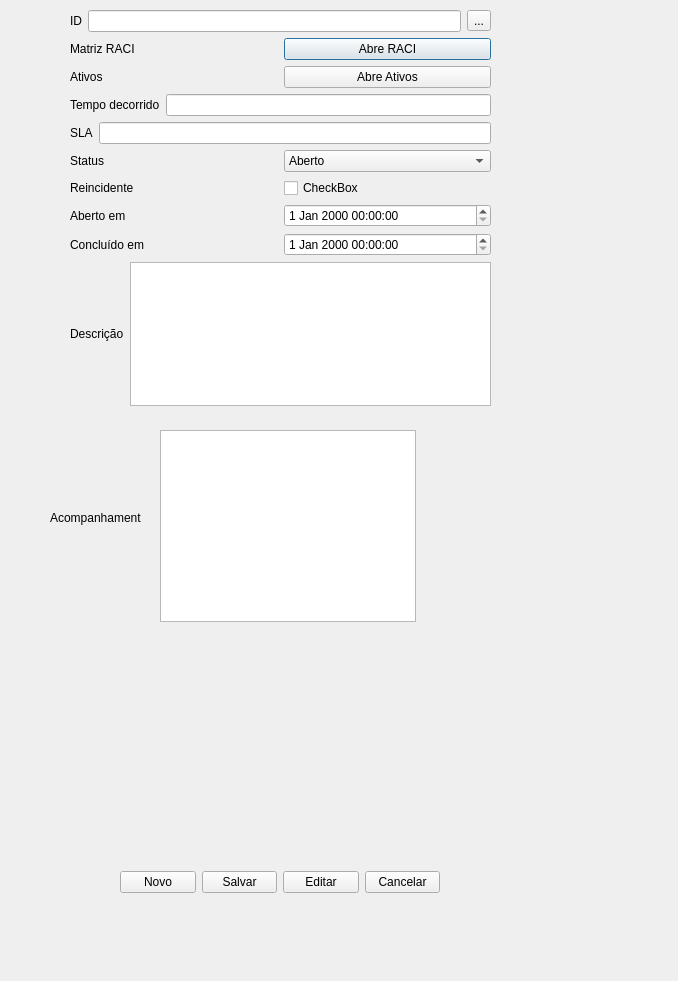
The window that gerenciachamados.ui (brunosr1985/TCC_NayBru) describes before a commit, drawn with Qt 5.
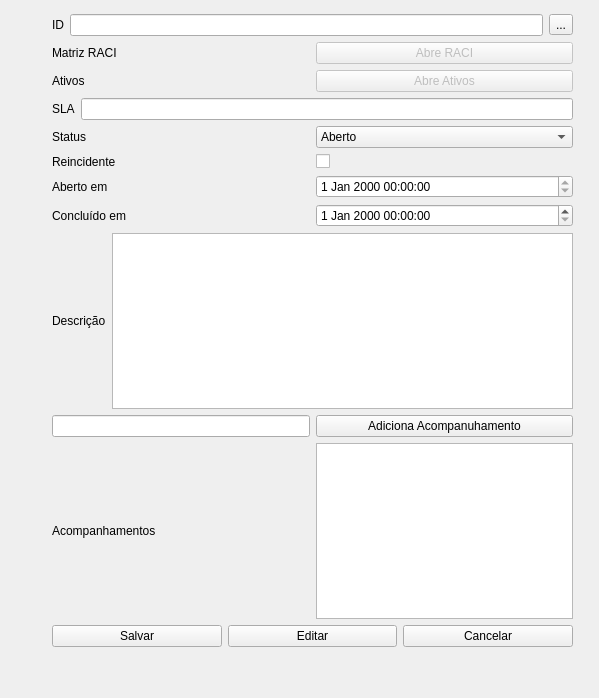
The same window after the commit.

The edit to the form file:
```diff
--- a/gerenciachamados.ui
+++ b/gerenciachamados.ui
@@ -6,24 +6,30 @@
    <rect>
     <x>0</x>
     <y>0</y>
-    <width>678</width>
-    <height>981</height>
+    <width>599</width>
+    <height>698</height>
    </rect>
   </property>
+  <property name="minimumSize">
+   <size>
+    <width>599</width>
+    <height>698</height>
+   </size>
+  </property>
   <property name="windowTitle">
    <string>Kaizen Birth Edition</string>
   </property>
-  <widget class="QWidget" name="layoutWidget">
+  <widget class="QWidget" name="">
    <property name="geometry">
     <rect>
-     <x>70</x>
-     <y>10</y>
-     <width>421</width>
-     <height>396</height>
+     <x>52</x>
+     <y>14</y>
+     <width>521</width>
+     <height>633</height>
     </rect>
    </property>
-   <layout class="QVBoxLayout" name="verticalLayout">
-    <item>
+   <layout class="QGridLayout" name="gridLayout">
+    <item row="0" column="0" colspan="2">
      <layout class="QHBoxLayout" name="horizontalLayout_2">
       <item>
        <widget class="QLabel" name="label">
@@ -44,7 +50,7 @@
       </item>
      </layout>
     </item>
-    <item>
+    <item row="1" column="0" colspan="2">
      <layout class="QHBoxLayout" name="horizontalLayout_3">
       <item>
        <widget class="QLabel" name="label_2">
@@ -55,6 +61,9 @@
       </item>
       <item>
        <widget class="QPushButton" name="abreRACI">
+        <property name="enabled">
+         <bool>false</bool>
+        </property>
         <property name="text">
          <string>Abre RACI</string>
         </property>
@@ -62,39 +71,7 @@
       </item>
      </layout>
     </item>
-    <item>
-     <layout class="QHBoxLayout" name="horizontalLayout_12">
-      <item>
-       <widget class="QLabel" name="label_10">
-        <property name="text">
-         <string>Ativos</string>
-        </property>
-       </widget>
-      </item>
-      <item>
-       <widget class="QPushButton" name="abreDisp">
-        <property name="text">
-         <string>Abre Ativos</string>
-        </property>
-       </widget>
-      </item>
-     </layout>
-    </item>
-    <item>
-     <layout class="QHBoxLayout" name="horizontalLayout_4">
-      <item>
-       <widget class="QLabel" name="label_3">
-        <property name="text">
-         <string>Tempo decorrido</string>
-        </property>
-       </widget>
-      </item>
-      <item>
-       <widget class="QLineEdit" name="lineEdit_2"/>
-      </item>
-     </layout>
-    </item>
-    <item>
+    <item row="3" column="0" colspan="2">
      <layout class="QHBoxLayout" name="horizontalLayout_5">
       <item>
        <widget class="QLabel" name="label_4">
@@ -104,11 +81,15 @@
        </widget>
       </item>
       <item>
-       <widget class="QLineEdit" name="lineEdit_3"/>
+       <widget class="QLineEdit" name="lineSLA">
+        <property name="readOnly">
+         <bool>true</bool>
+        </property>
+       </widget>
       </item>
      </layout>
     </item>
-    <item>
+    <item row="4" column="0" colspan="2">
      <layout class="QHBoxLayout" name="horizontalLayout_6">
       <item>
        <widget class="QLabel" name="label_5">
@@ -143,7 +124,7 @@
       </item>
      </layout>
     </item>
-    <item>
+    <item row="5" column="0" colspan="2">
      <layout class="QHBoxLayout" name="horizontalLayout_7">
       <item>
        <widget class="QLabel" name="label_6">
@@ -155,13 +136,13 @@
       <item>
        <widget class="QCheckBox" name="checkBox">
         <property name="text">
-         <string>CheckBox</string>
+         <string/>
         </property>
        </widget>
       </item>
      </layout>
     </item>
-    <item>
+    <item row="6" column="0" colspan="2">
      <layout class="QHBoxLayout" name="horizontalLayout_8">
       <item>
        <widget class="QLabel" name="label_7">
@@ -171,11 +152,36 @@
        </widget>
       </item>
       <item>
-       <widget class="QDateTimeEdit" name="dateTimeEdit"/>
+       <widget class="QDateTimeEdit" name="timeAberto">
+        <property name="readOnly">
+         <bool>true</bool>
+        </property>
+       </widget>
       </item>
      </layout>
     </item>
-    <item>
+    <item row="2" column="0" colspan="2">
+     <layout class="QHBoxLayout" name="horizontalLayout_12">
+      <item>
+       <widget class="QLabel" name="label_10">
+        <property name="text">
+         <string>Ativos</string>
+        </property>
+       </widget>
+      </item>
+      <item>
+       <widget class="QPushButton" name="abreDisp">
+        <property name="enabled">
+         <bool>false</bool>
+        </property>
+        <property name="text">
+         <string>Abre Ativos</string>
+        </property>
+       </widget>
+      </item>
+     </layout>
+    </item>
+    <item row="7" column="0" colspan="2">
      <layout class="QHBoxLayout" name="horizontalLayout_9">
       <item>
        <widget class="QLabel" name="label_8">
@@ -189,7 +195,21 @@
       </item>
      </layout>
     </item>
-    <item>
+    <item row="10" column="0">
+     <widget class="QLabel" name="label_11">
+      <property name="text">
+       <string>Acompanhamentos</string>
+      </property>
+     </widget>
+    </item>
+    <item row="9" column="1">
+     <widget class="QPushButton" name="adicionaAcompanhamento">
+      <property name="text">
+       <string>Adiciona Acompanuhamento</string>
+      </property>
+     </widget>
+    </item>
+    <item row="8" column="0" colspan="2">
      <layout class="QHBoxLayout" name="horizontalLayout_10">
       <item>
        <widget class="QLabel" name="label_9">
@@ -199,75 +219,54 @@
        </widget>
       </item>
       <item>
-       <widget class="QPlainTextEdit" name="plainTextEdit"/>
+       <widget class="QPlainTextEdit" name="textDescricao">
+        <property name="readOnly">
+         <bool>true</bool>
+        </property>
+       </widget>
       </item>
      </layout>
     </item>
-   </layout>
-  </widget>
-  <widget class="QWidget" name="layoutWidget_2">
-   <property name="geometry">
-    <rect>
-     <x>120</x>
-     <y>870</y>
-     <width>320</width>
-     <height>25</height>
-    </rect>
-   </property>
-   <layout class="QHBoxLayout" name="horizontalLayout">
-    <item>
-     <widget class="QPushButton" name="novoChamado">
-      <property name="text">
-       <string>Novo</string>
+    <item row="10" column="1">
+     <widget class="QTableView" name="tableAcompanha">
+      <property name="selectionMode">
+       <enum>QAbstractItemView::NoSelection</enum>
       </property>
-     </widget>
-    </item>
-    <item>
-     <widget class="QPushButton" name="pushButton_2">
-      <property name="text">
-       <string>Salvar</string>
+      <property name="selectionBehavior">
+       <enum>QAbstractItemView::SelectRows</enum>
       </property>
      </widget>
     </item>
-    <item>
-     <widget class="QPushButton" name="pushButton">
-      <property name="text">
-       <string>Editar</string>
-      </property>
-     </widget>
+    <item row="9" column="0">
+     <widget class="QLineEdit" name="lineAcompanhamento"/>
     </item>
-    <item>
-     <widget class="QPushButton" name="pushButton_3">
-      <property name="text">
-       <string>Cancelar</string>
-      </property>
-     </widget>
+    <item row="11" column="0" colspan="2">
+     <layout class="QHBoxLayout" name="horizontalLayout">
+      <item>
+       <widget class="QPushButton" name="pushButton_2">
+        <property name="text">
+         <string>Salvar</string>
+        </property>
+       </widget>
+      </item>
+      <item>
+       <widget class="QPushButton" name="pushButton">
+        <property name="text">
+         <string>Editar</string>
+        </property>
+       </widget>
+      </item>
+      <item>
+       <widget class="QPushButton" name="pushButton_3">
+        <property name="text">
+         <string>Cancelar</string>
+        </property>
+       </widget>
+      </item>
+     </layout>
     </item>
    </layout>
   </widget>
-  <widget class="QTableView" name="tableView">
-   <property name="geometry">
-    <rect>
-     <x>160</x>
-     <y>430</y>
-     <width>256</width>
-     <height>192</height>
-    </rect>
-   </property>
-  </widget>
-  <widget class="QLabel" name="label_11">
-   <property name="geometry">
-    <rect>
-     <x>50</x>
-     <y>510</y>
-     <width>91</width>
-     <height>16</height>
-    </rect>
-   </property>
-   <property name="text">
-    <string>Acompanhamentos</string>
-   </property>
-  </widget>
  </widget>
  <resources/>
  <connections/>
```
Left out of the diff: 10 changed lines with no effect on the pictures.
